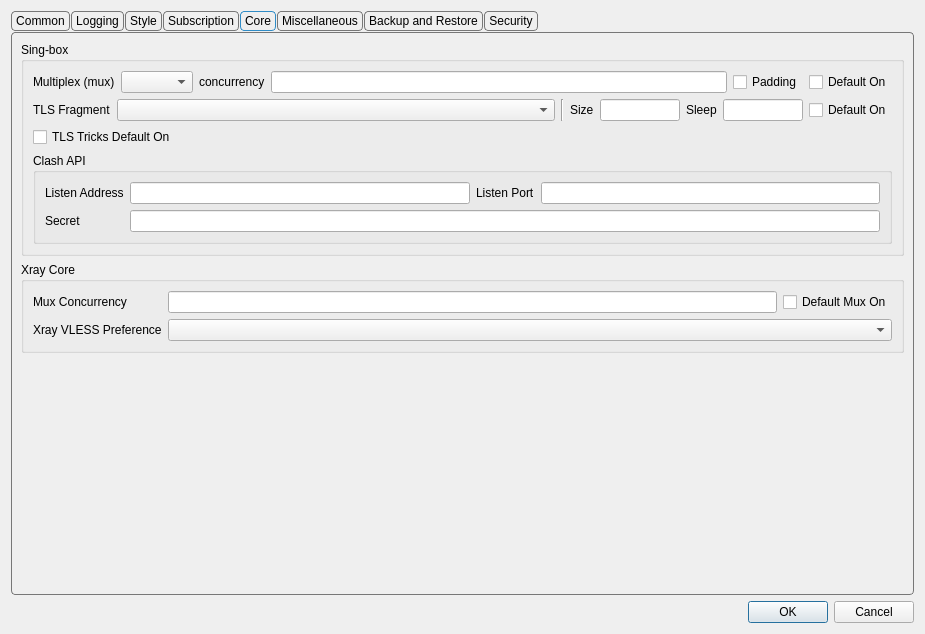
The window that upstream/include/ui/setting/dialog_basic_settings.ui (hopol/throne-mirror) describes before a commit, drawn with Qt 5.
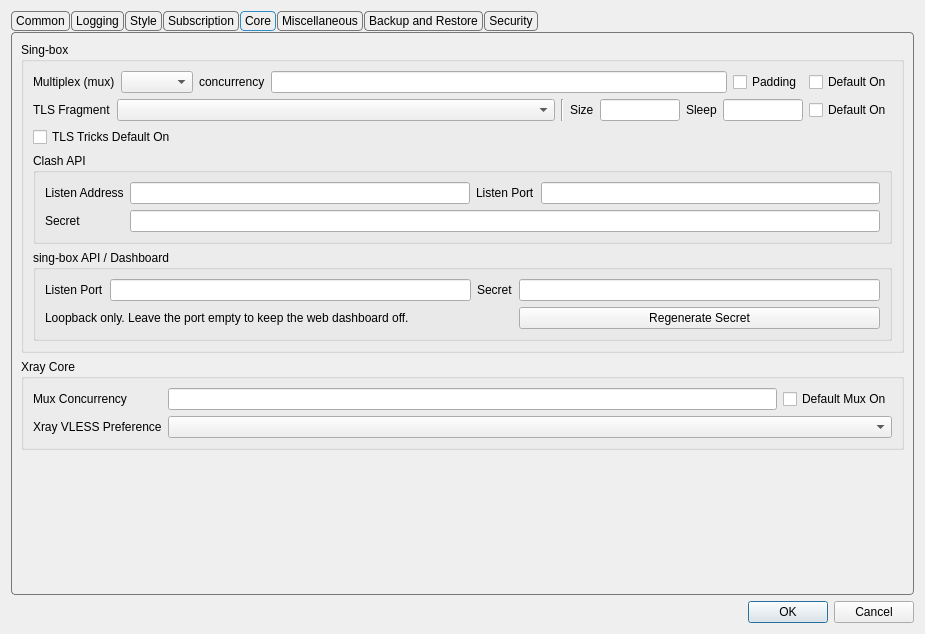
The same window after the commit. The open tabs and pages were chosen to show the change. Custom widgets are drawn as their Qt base class.

The edit to the form file:
```diff
--- a/upstream/include/ui/setting/dialog_basic_settings.ui
+++ b/upstream/include/ui/setting/dialog_basic_settings.ui
@@ -1163,6 +1163,49 @@
             </layout>
            </widget>
           </item>
+          <item>
+           <widget class="QGroupBox" name="api_service_box">
+            <property name="title">
+             <string>sing-box API / Dashboard</string>
+            </property>
+            <layout class="QGridLayout" name="gridLayout_api_service">
+             <item row="0" column="0">
+              <widget class="QLabel" name="core_box_api_port_l">
+               <property name="text">
+                <string>Listen Port</string>
+               </property>
+              </widget>
+             </item>
+             <item row="0" column="1">
+              <widget class="MyLineEdit" name="core_box_api_port"/>
+             </item>
+             <item row="0" column="2">
+              <widget class="QLabel" name="core_box_api_secret_l">
+               <property name="text">
+                <string>Secret</string>
+               </property>
+              </widget>
+             </item>
+             <item row="0" column="3">
+              <widget class="MyLineEdit" name="core_box_api_secret"/>
+             </item>
+             <item row="1" column="0" colspan="3">
+              <widget class="QLabel" name="core_box_api_hint">
+               <property name="text">
+                <string>Loopback only. Leave the port empty to keep the web dashboard off.</string>
+               </property>
+              </widget>
+             </item>
+             <item row="1" column="3">
+              <widget class="QPushButton" name="core_box_api_regen">
+               <property name="text">
+                <string>Regenerate Secret</string>
+               </property>
+              </widget>
+             </item>
+            </layout>
+           </widget>
+          </item>
          </layout>
         </widget>
        </item>
```
